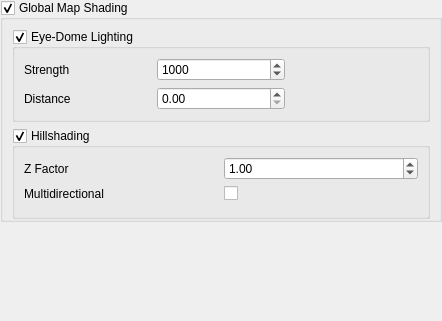
Qt form src/ui/qgsshadingrenderersettingswidget.ui (qgis/QGIS) before a commit.
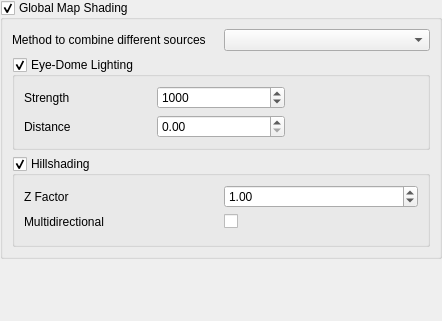
The same form after that commit. Custom widgets are drawn as their Qt base class.

Commit message: two methods to combin elevation

Diff of the .ui file:
```diff
--- a/src/ui/qgsshadingrenderersettingswidget.ui
+++ b/src/ui/qgsshadingrenderersettingswidget.ui
@@ -34,11 +34,18 @@
      <property name="checkable">
       <bool>true</bool>
      </property>
-     <layout class="QVBoxLayout" name="verticalLayout_2">
-      <property name="bottomMargin">
-       <number>0</number>
-      </property>
-      <item>
+     <layout class="QGridLayout" name="gridLayout">
+      <item row="0" column="0">
+       <widget class="QLabel" name="label_3">
+        <property name="text">
+         <string>Method to combine different sources</string>
+        </property>
+       </widget>
+      </item>
+      <item row="0" column="1">
+       <widget class="QComboBox" name="mCombineMethodCombo"/>
+      </item>
+      <item row="1" column="0" colspan="2">
        <widget class="QgsCollapsibleGroupBox" name="mEdlGroupBox">
         <property name="title">
          <string>Eye-Dome Lighting</string>
@@ -93,7 +100,7 @@
         </layout>
        </widget>
       </item>
-      <item>
+      <item row="2" column="0" colspan="2">
        <widget class="QgsCollapsibleGroupBox" name="mHillshadingGroupBox">
         <property name="title">
          <string>Hillshading</string>
```
The commit also changes 13 other files.
